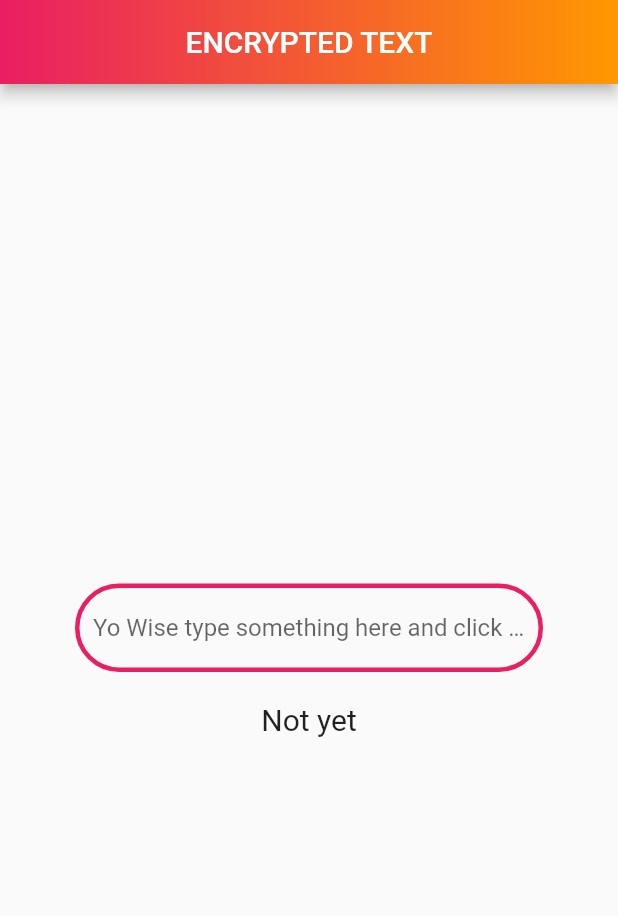
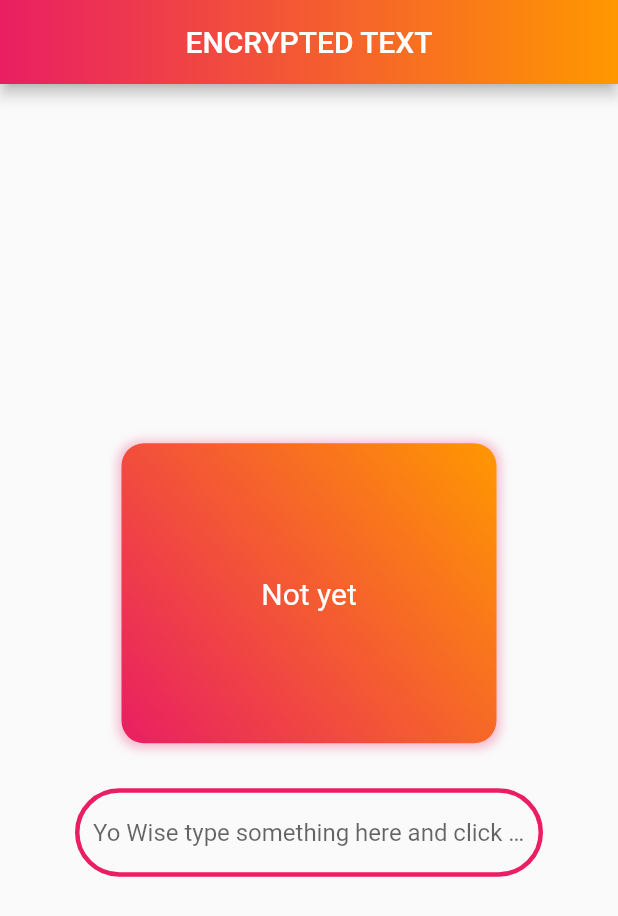
Before and after one commit to AndyLaiJS/booo_app, a Flutter app: the screen it shows after launch, on a phone screen of 412 x 824 dp. Shown: the top 916 px of the screen. Run offline on Flutter 3.47's test engine with Material 2 defaults, Android fonts, the phone set to English and light mode, and no system bars; our stand-ins replace gradient_app_bar.

Commit message:
Square Updates

```diff
--- a/lib/main.dart
+++ b/lib/main.dart
@@ -59,6 +59,48 @@ class PageState extends State<MainPage> {
         child: Column(
           mainAxisAlignment: MainAxisAlignment.center,
           children: <Widget>[
+            Padding(
+              padding: const EdgeInsets.fromLTRB(10,0, 10 ,30),
+              child: ConstrainedBox(
+                constraints: BoxConstraints(
+                  maxWidth: 250,
+                  minHeight: 80,
+                  maxHeight: 200,
+                ),
+                child: Container(
+                decoration: BoxDecoration(
+                  borderRadius: new BorderRadius.only(
+                    topRight: const Radius.circular(15),
+                    topLeft: const Radius.circular(15),
+                    bottomLeft: const Radius.circular(15),
+                    bottomRight: const Radius.circular(15),
+                ),
+                boxShadow: [
+                  BoxShadow(
+                    color: Colors.pink.withOpacity(0.3),
+                    spreadRadius: 2,
+                    blurRadius: 5,
+                    offset: Offset(0,1),
+                  )
+                ],
+                gradient: LinearGradient(
+                begin: Alignment.topRight,
+                end: Alignment.bottomLeft,
+                colors: [Colors.orange, Colors.pink])),
+                  child: Padding(
+                    padding: const EdgeInsets.all(10),
+                    child: Center(
+                      child: Text("$text",
+                      style: TextStyle(
+                        color: Colors.white,
+                        fontSize: 20,
+                      ),
+                      ),
+                    ),
+                  ),
+                ),
+              ),
+            ),
             Center(
               child: Padding(
                 padding: const EdgeInsets.fromLTRB(50,0,50,0),
@@ -87,14 +129,7 @@ class PageState extends State<MainPage> {
                 ),
               )
             ),
-            SizedBox(
-              height: 20,     //SizeBox is essentially identical to Container
-            ),
-            Text("$text",
-            style: TextStyle(
-              fontSize: 20,
-            ),
-            ),
+
           ],
         ),
       )
```
